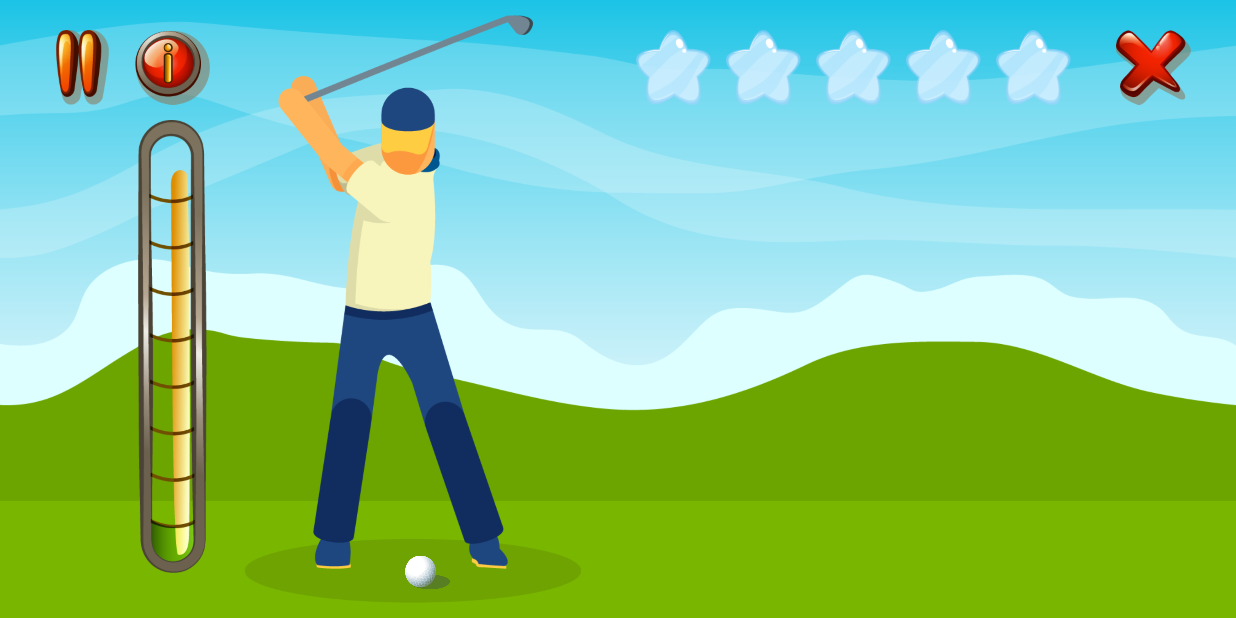
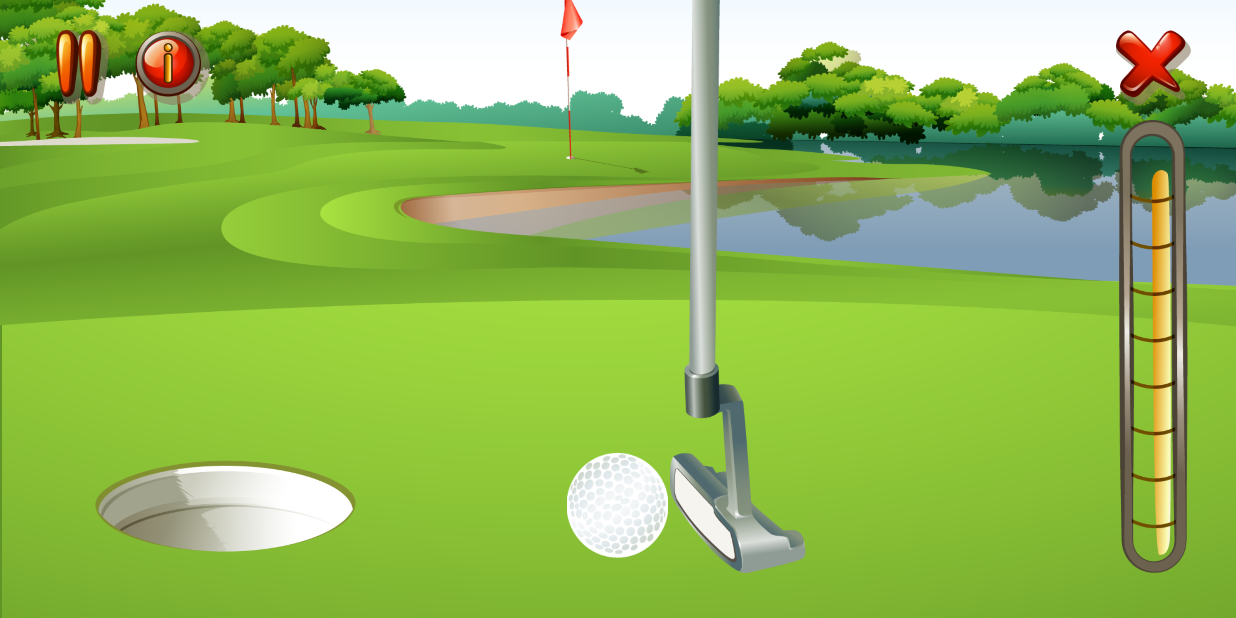
Before and after one commit to JaMachine/WORK_GOLF, an Android app: the screen it shows after launch (Golf), on a phone screen of 824 x 412 dp (held sideways). Run offline under Robolectric (Android 15) with nearby library versions, the phone set to English and light mode, and no system bars.

Commit message:
picture 2 done

```diff
--- a/app/src/main/java/com/example/myapplication/Golf.java
+++ b/app/src/main/java/com/example/myapplication/Golf.java
@@ -18,13 +18,15 @@ public class Golf extends AppCompatActivity implements Theme {
     private boolean add = true, steady = true, game = true, level2 = true, level1 = true;
     private int powerLevel = 0, playerState = 1, speed = 7;
     private ImageView power, player, ball, stick, pause, star1, star2, star3, star4, star5;
-    private RelativeLayout screen1;
+    private RelativeLayout screen1, screen2, mainScreen;
 
     @Override
     protected void onCreate(Bundle savedInstanceState) {
         super.onCreate(savedInstanceState);
         setContentView(R.layout.content_golf);
         hideNavigationBar();
+        screen2 = findViewById(R.id.screen2);
+        mainScreen = findViewById(R.id.main_screen);
         star1 = findViewById(R.id.star1);
         star2 = findViewById(R.id.star2);
         star3 = findViewById(R.id.star3);
@@ -50,13 +52,17 @@ public class Golf extends AppCompatActivity implements Theme {
                 }
             }
         });
-        screen1.setOnClickListener(new View.OnClickListener() {
+        mainScreen.setOnClickListener(new View.OnClickListener() {
             @Override
             public void onClick(View view) {
                 steady = false;
                 hitTheBall();
                 if (!level2){
                     recreate();
+                }
+                if (!level1){
+                    screen1.setVisibility(View.GONE);
+                    screen2.setVisibility(View.VISIBLE);
                 }
             }
         });
--- a/app/src/main/res/layout/content_golf.xml
+++ b/app/src/main/res/layout/content_golf.xml
@@ -1,15 +1,17 @@
 <?xml version="1.0" encoding="utf-8"?>
 <RelativeLayout xmlns:android="http://schemas.android.com/apk/res/android"
     xmlns:app="http://schemas.android.com/apk/res-auto"
+    android:id="@+id/main_screen"
     android:layout_width="match_parent"
+    android:layout_height="match_parent"
     android:background="@drawable/back"
-    android:layout_height="match_parent"
     app:layout_behavior="@string/appbar_scrolling_view_behavior">
 
     <RelativeLayout
+        android:id="@+id/screen1"
         android:layout_width="match_parent"
-        android:id="@+id/screen1"
-        android:layout_height="match_parent">
+        android:layout_height="match_parent"
+        android:visibility="gone">
 
         <ImageView
             android:layout_width="match_parent"
@@ -18,86 +20,121 @@
             android:src="@drawable/back" />
 
         <ImageView
+            android:id="@+id/power"
             android:layout_width="50dp"
             android:layout_height="match_parent"
             android:layout_marginLeft="90dp"
-            android:id="@+id/power"
             android:layout_marginTop="80dp"
             android:layout_marginBottom="30dp"
             android:src="@drawable/power0" />
 
 
         <ImageView
+            android:id="@+id/player"
             android:layout_width="400dp"
             android:layout_height="match_parent"
-            android:id="@+id/player"
             android:layout_marginVertical="10dp"
             android:src="@drawable/player1" />
 
         <ImageView
+            android:id="@+id/stick"
             android:layout_width="250dp"
             android:layout_height="match_parent"
+            android:layout_marginLeft="210dp"
             android:layout_marginTop="120dp"
-            android:id="@+id/stick"
-            android:visibility="gone"
-            android:layout_marginLeft="210dp"
-            android:src="@drawable/stick_hole" />
+            android:src="@drawable/stick_hole"
+            android:visibility="gone" />
 
         <ImageView
+            android:id="@+id/ball"
             android:layout_width="30dp"
-            android:src="@drawable/ball"
             android:layout_height="30dp"
-            android:id="@+id/ball"
             android:layout_alignParentBottom="true"
             android:layout_marginLeft="270dp"
-            android:layout_marginBottom="15dp" />
+            android:layout_marginBottom="15dp"
+            android:src="@drawable/ball" />
 
         <ImageView
             android:id="@+id/star5"
             android:layout_width="50dp"
             android:layout_height="50dp"
-            android:layout_marginRight="110dp"
             android:layout_alignParentRight="true"
             android:layout_marginTop="20dp"
+            android:layout_marginRight="110dp"
             android:src="@drawable/star_empty" />
 
         <ImageView
             android:id="@+id/star4"
             android:layout_width="50dp"
             android:layout_height="50dp"
+            android:layout_marginTop="20dp"
             android:layout_marginRight="10dp"
             android:layout_toLeftOf="@id/star5"
-            android:layout_marginTop="20dp"
             android:src="@drawable/star_empty" />
 
         <ImageView
             android:id="@+id/star3"
             android:layout_width="50dp"
             android:layout_height="50dp"
+            android:layout_marginTop="20dp"
             android:layout_marginRight="10dp"
             android:layout_toLeftOf="@id/star4"
-            android:layout_marginTop="20dp"
             android:src="@drawable/star_empty" />
 
         <ImageView
             android:id="@+id/star2"
             android:layout_width="50dp"
             android:layout_height="50dp"
+            android:layout_marginTop="20dp"
             android:layout_marginRight="10dp"
             android:layout_toLeftOf="@id/star3"
-            android:layout_marginTop="20dp"
             android:src="@drawable/star_empty" />
 
         <ImageView
             android:id="@+id/star1"
             android:layout_width="50dp"
             android:layout_height="50dp"
+            android:layout_marginTop="20dp"
             android:layout_marginRight="10dp"
             android:layout_toLeftOf="@id/star2"
-            android:layout_marginTop="20dp"
             android:src="@drawable/star_empty" />
 
 
+    </RelativeLayout>
+
+    <RelativeLayout
+        android:id="@+id/screen2"
+        android:layout_width="match_parent"
+        android:layout_height="match_parent"
+        android:background="@drawable/back_with_hole">
+
+        <ImageView
+            android:id="@+id/power2"
+            android:layout_width="50dp"
+            android:layout_height="match_parent"
+            android:layout_alignParentRight="true"
+            android:layout_marginTop="80dp"
+            android:layout_marginRight="30dp"
+            android:layout_marginBottom="30dp"
+            android:src="@drawable/power0" />
+
+        <ImageView
+            android:id="@+id/hit"
+            android:layout_width="400dp"
+            android:layout_height="match_parent"
+            android:layout_marginLeft="-40dp"
+            android:layout_marginBottom="30dp"
+            android:layout_toRightOf="@id/ball2"
+            android:src="@drawable/a107" />
+
+        <ImageView
+            android:id="@+id/ball2"
+            android:layout_width="70dp"
+            android:layout_height="70dp"
+            android:layout_alignParentBottom="true"
+            android:layout_centerHorizontal="true"
+            android:layout_marginBottom="40dp"
+            android:src="@drawable/ball08" />
 
     </RelativeLayout>
 
```
